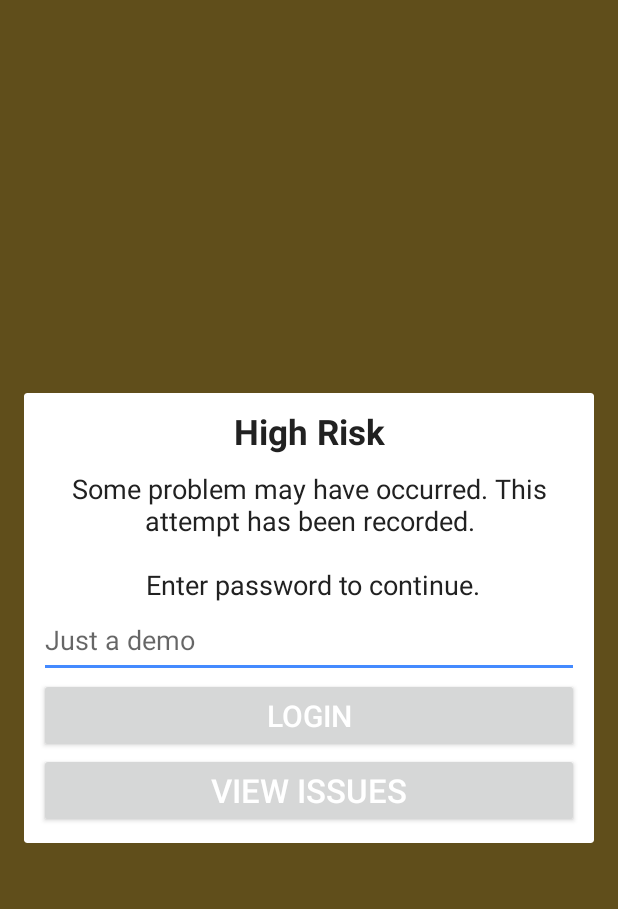
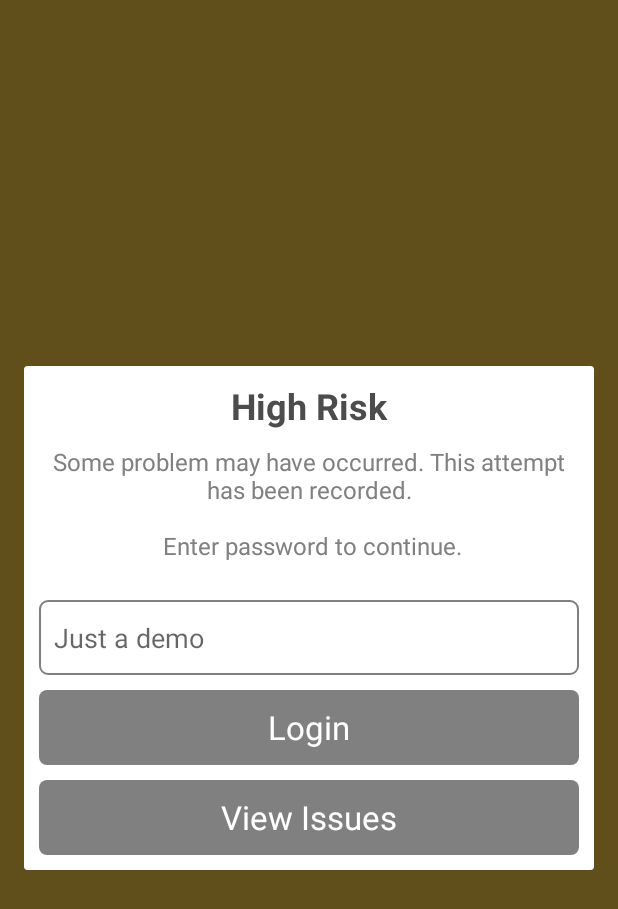
Before and after one commit to Sentegrity/sentegrity-android, an Android app: the screen it shows after launch (LoginActivity), on a phone screen of 412 x 824 dp. Shown: the top 909 px of the screen. Run offline under Robolectric (Android 15) with nearby library versions, the phone set to English and light mode, and no system bars.

Commit message:
basic structure update; login screen dummy alert design updates

```diff
--- a/sentegrity/src/main/AndroidManifest.xml
+++ b/sentegrity/src/main/AndroidManifest.xml
@@ -8,7 +8,7 @@
         android:label="@string/app_name"
         android:supportsRtl="true"
         android:theme="@style/AppTheme" >
-        <activity android:name=".LoginActivity" >
+        <activity android:name=".activities.LoginActivity" >
             <intent-filter>
                 <action android:name="android.intent.action.MAIN" />
 
--- /dev/null
+++ b/sentegrity/src/main/java/com/sentegrity/android/App.java
@@ -0,0 +1,9 @@
+package com.sentegrity.android;
+
+import android.app.Application;
+
+/**
+ * Created by dmestrov on 20/03/16.
+ */
+public class App extends Application {
+}
--- /dev/null
+++ b/sentegrity/src/main/java/com/sentegrity/android/activities/DashboardActivity.java
@@ -0,0 +1,9 @@
+package com.sentegrity.android.activities;
+
+import android.app.Activity;
+
+/**
+ * Created by dmestrov on 20/03/16.
+ */
+public class DashboardActivity extends Activity {
+}
--- /dev/null
+++ b/sentegrity/src/main/java/com/sentegrity/android/activities/DebugActivity.java
@@ -0,0 +1,9 @@
+package com.sentegrity.android.activities;
+
+import android.app.Activity;
+
+/**
+ * Created by dmestrov on 20/03/16.
+ */
+public class DebugActivity extends Activity {
+}
--- /dev/null
+++ b/sentegrity/src/main/java/com/sentegrity/android/activities/InformationActivity.java
@@ -0,0 +1,9 @@
+package com.sentegrity.android.activities;
+
+import android.app.Activity;
+
+/**
+ * Created by dmestrov on 20/03/16.
+ */
+public class InformationActivity extends Activity {
+}
--- a/sentegrity/src/main/java/com/sentegrity/android/LoginActivity.java
+++ b/sentegrity/src/main/java/com/sentegrity/android/activities/LoginActivity.java
@@ -1,4 +1,4 @@
-package com.sentegrity.android;
+package com.sentegrity.android.activities;
 
 import android.app.Dialog;
 import android.os.Handler;
@@ -6,6 +6,8 @@ import android.support.v7.app.AppCompatActivity;
 import android.os.Bundle;
 import android.view.LayoutInflater;
 import android.view.View;
+
+import com.sentegrity.android.R;
 
 public class LoginActivity extends AppCompatActivity {
 
--- /dev/null
+++ b/sentegrity/src/main/java/com/sentegrity/core_detection/CoreDetection.java
@@ -0,0 +1,7 @@
+package com.sentegrity.core_detection;
+
+/**
+ * Created by dmestrov on 20/03/16.
+ */
+public class CoreDetection {
+}
--- /dev/null
+++ b/sentegrity/src/main/res/drawable/button_bkg.xml
@@ -0,0 +1,8 @@
+<?xml version="1.0" encoding="utf-8"?>
+<selector xmlns:android="http://schemas.android.com/apk/res/android" >
+    <item android:drawable="@drawable/gray_dark_bkg"
+        android:state_pressed="true"/>
+    <item android:drawable="@drawable/gray_light_bkg"
+        android:state_enabled="false"/>
+    <item android:drawable="@drawable/gray_light_bkg"/>
+</selector>
--- /dev/null
+++ b/sentegrity/src/main/res/drawable/gray_dark_bkg.xml
@@ -0,0 +1,16 @@
+<?xml version="1.0" encoding="utf-8"?>
+<shape
+    xmlns:android="http://schemas.android.com/apk/res/android"
+    android:shape="rectangle">
+
+    <!-- view background color -->
+    <solid
+        android:color="@color/gray_dark" >
+    </solid>
+
+    <!-- corner radius -->
+    <corners
+        android:radius="5dp"   >
+    </corners>
+
+</shape>
--- /dev/null
+++ b/sentegrity/src/main/res/drawable/gray_light_bkg.xml
@@ -0,0 +1,16 @@
+<?xml version="1.0" encoding="utf-8"?>
+<shape
+    xmlns:android="http://schemas.android.com/apk/res/android"
+    android:shape="rectangle">
+
+    <!-- view background color -->
+    <solid
+        android:color="@color/gray_light" >
+    </solid>
+
+    <!-- corner radius -->
+    <corners
+        android:radius="5dp"   >
+    </corners>
+
+</shape>
--- /dev/null
+++ b/sentegrity/src/main/res/drawable/gray_stroke_bkg.xml
@@ -0,0 +1,22 @@
+<?xml version="1.0" encoding="utf-8"?>
+<shape
+    xmlns:android="http://schemas.android.com/apk/res/android"
+    android:shape="rectangle">
+
+    <!-- view background color -->
+    <solid
+        android:color="#00ffffff" >
+    </solid>
+
+    <!-- view border color and width -->
+    <stroke
+        android:width="1dp"
+        android:color="@color/gray_light" >
+    </stroke>
+
+    <!-- corner radius -->
+    <corners
+        android:radius="5dp"   >
+    </corners>
+
+</shape>
--- a/sentegrity/src/main/res/layout/activity_login.xml
+++ b/sentegrity/src/main/res/layout/activity_login.xml
@@ -9,7 +9,7 @@
     android:paddingTop="@dimen/activity_vertical_margin"
     android:paddingBottom="@dimen/activity_vertical_margin"
     android:background="@color/colorPrimary"
-    tools:context=".LoginActivity">
+    tools:context=".activities.LoginActivity">
 
     <ImageView
         android:layout_width="wrap_content"
--- a/sentegrity/src/main/res/layout/dialog_login_error.xml
+++ b/sentegrity/src/main/res/layout/dialog_login_error.xml
@@ -12,40 +12,52 @@
         android:text="High Risk"
         android:gravity="center"
         android:textStyle="bold"
-        android:textSize="23dp"
-        android:textColor="#212121"
+        android:textSize="24dp"
+        android:textColor="@color/gray_dark"
         android:layout_marginBottom="10dp"/>
 
     <TextView
         android:layout_width="match_parent"
         android:layout_height="wrap_content"
         android:gravity="center"
-        android:textColor="#212121"
+        android:textColor="@color/gray_light"
+        android:layout_marginBottom="25dp"
         android:text="Some problem may have occurred. This attempt has been recorded.\n\n Enter password to continue."
-        android:textSize="18dp"/>
+        android:textSize="16dp"/>
 
     <EditText
         android:layout_width="match_parent"
         android:layout_height="50dp"
         android:hint="Just a demo"
         android:textSize="18dp"
+        android:padding="10dp"
+        android:layout_marginBottom="10dp"
+        android:textColor="@color/gray_light"
+        android:background="@drawable/gray_stroke_bkg"
         android:id="@+id/password"/>
 
-    <Button
+    <TextView
         android:layout_width="match_parent"
         android:layout_height="50dp"
         android:text="Login"
         android:gravity="center"
-        android:textSize="20dp"
-        android:textColor="#ffffff"/>
+        android:textSize="22dp"
+        android:padding="10dp"
+        android:layout_marginBottom="10dp"
+        android:background="@drawable/button_bkg"
+        android:textColor="#ffffff"
+        android:clickable="true"/>
 
-    <Button
+    <TextView
         android:layout_width="match_parent"
         android:layout_height="50dp"
         android:text="View Issues"
         android:gravity="center"
         android:textSize="22dp"
-        android:textColor="#ffffff"/>
+        android:padding="10dp"
+        android:background="@drawable/button_bkg"
+        android:textColor="#ffffff"
+        android:clickable="true"/>
 
 
 
--- a/sentegrity/src/main/res/values/colors.xml
+++ b/sentegrity/src/main/res/values/colors.xml
@@ -4,4 +4,9 @@
     <color name="colorPrimaryDark">#f9ae10</color>
     <color name="colorAccent">#448aff</color>
 
+    <color name="gray_dark">#4c4c4c</color>
+    <color name="gray_light">#808080</color>
+
+    <color name="text_color_primary">@color/gray_dark</color>
+
 </resources>
```
